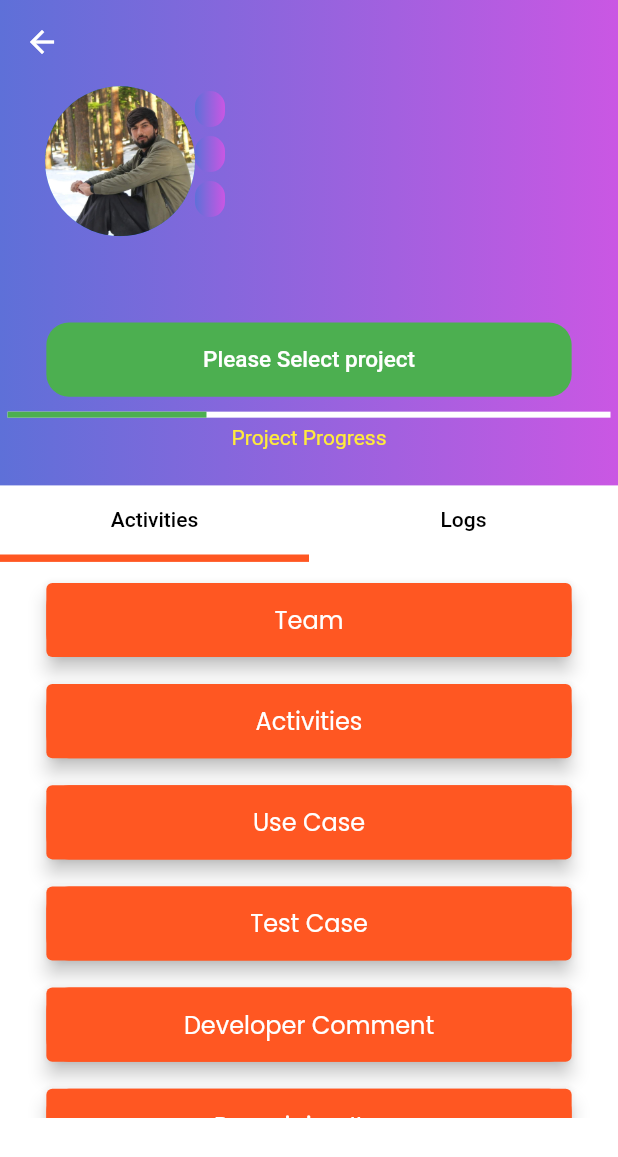
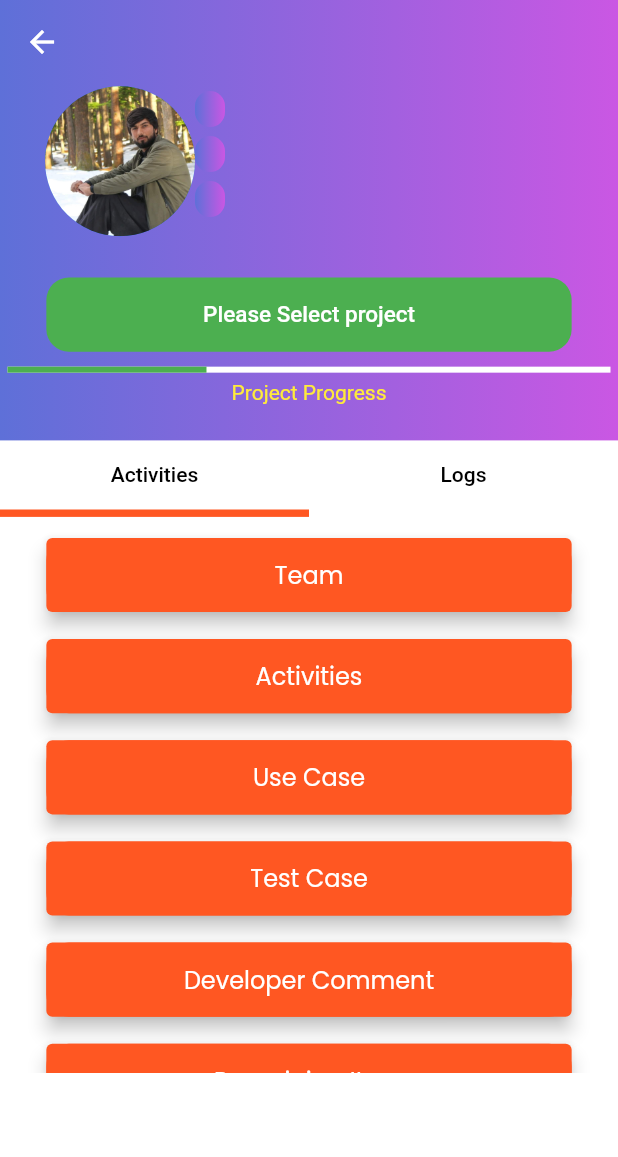
Before and after one commit to asrar/teamtrack, a Flutter app: the HomeScreen screen opened directly, on a phone screen of 412 x 824 dp. Shown: the top 1157 px of the screen. Run offline on Flutter 3.47's test engine with Material 2 defaults, Android fonts, the phone set to English and light mode, and no system bars; our stand-ins replace firebase_core, firebase_messaging, flutter_html, flutter_local_notifications, get, rxdart and 1 more; missing offline and left inert: scroll_loop_auto_scroll; accounts and stored records are empty; network calls fail.

Commit message:
fix profile and home and other screen fow

```diff
--- a/lib/View/home/home_screen.dart
+++ b/lib/View/home/home_screen.dart
@@ -57,7 +57,7 @@ class _HomeScreenState extends State<HomeScreen> {
         child: Scaffold(
           appBar: PreferredSize(
             preferredSize:
-            Size.fromHeight(200),
+            Size.fromHeight(170),
             child: AppBar(
               elevation: 0,
               centerTitle: true,
```
